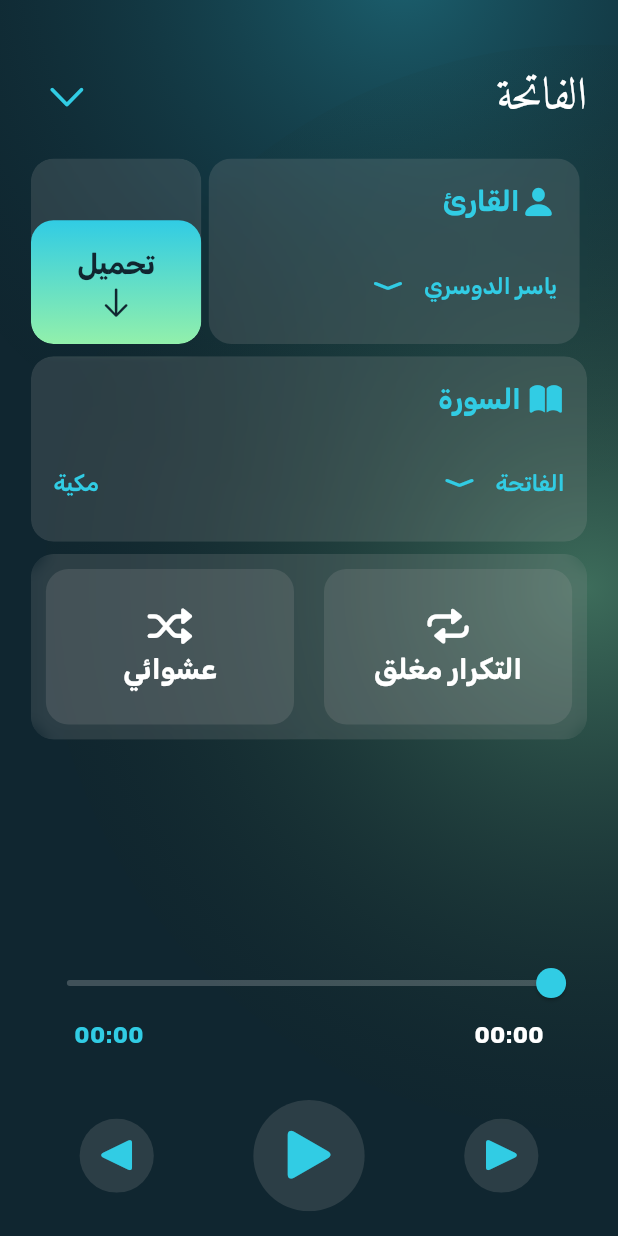
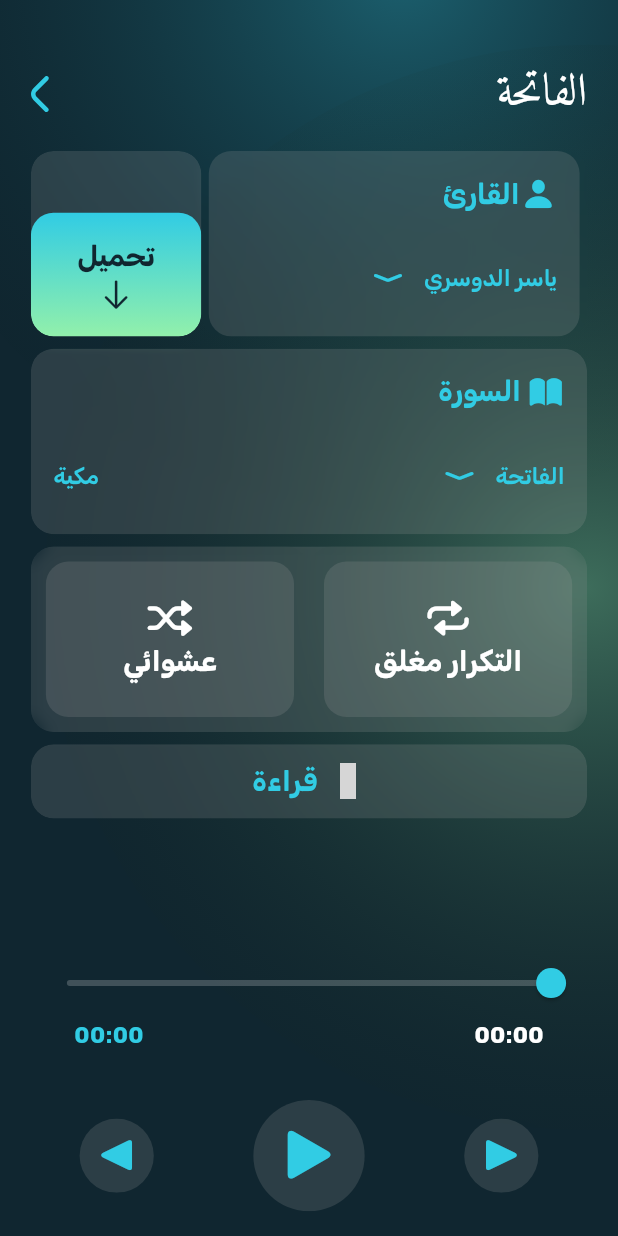
Before and after one commit to M03een/moben, a Flutter app: the BottomNavBar screen opened by its route, after a tap on an icon or button, on a phone screen of 412 x 824 dp. Run offline on Flutter 3.47's test engine with Material 3 defaults, Android fonts, the phone set to English and light mode, and no system bars; our stand-ins replace flutter_svg, get, hugeicons, internet_connection_checker_plus, just_audio, just_audio_background and 4 more; missing offline and left inert: flutter_qiblah, mesh; accounts and stored records are empty; grey boxes are pictures that could not be loaded.

Commit message:
init reading feature

```diff
--- a/lib/view/play_view/widgets/play_view_appbar.dart
+++ b/lib/view/play_view/widgets/play_view_appbar.dart
@@ -1,14 +1,20 @@
 import 'package:flutter/cupertino.dart';
 import 'package:flutter/material.dart';
 import 'package:get/get.dart';
+import 'package:hugeicons/hugeicons.dart';
+import 'package:moben/core/utils/size_config.dart';
+import 'package:moben/core/utils/widgets/custom_icon.dart';
+import 'package:moben/core/utils/widgets/glass_container.dart';
 
 import '../../../core/utils/colors.dart';
 import '../../../core/utils/styles.dart';
 
 class PlayViewAppbar extends StatelessWidget {
   const PlayViewAppbar({
-    super.key, required this.surahName,
+    super.key,
+    required this.surahName,
   });
+
   final String surahName;
 
   @override
@@ -16,21 +22,14 @@ class PlayViewAppbar extends StatelessWidget {
     return Row(
       mainAxisAlignment: MainAxisAlignment.spaceBetween,
       children: [
-         Text(
+        Text(
           surahName,
           style: AppStyles.quranTextStyle30,
         ),
-        IconButton(
-          onPressed: () {
-            Get.back(
-
-            );
-          },
-          icon: const Icon(
-            CupertinoIcons.chevron_down,
-            size: 30,
-            color: AppColors.accentColor,
-          ),
+        SvgIconButton(
+          onTap: () { Get.back();},
+          icon: 'left_arrow.svg',
+          color: AppColors.accentColor,
         ),
       ],
     );
--- a/lib/view/play_view/widgets/play_view_body.dart
+++ b/lib/view/play_view/widgets/play_view_body.dart
@@ -5,6 +5,7 @@ import 'package:moben/core/utils/widgets/snack_bars.dart';
 
 import 'package:moben/view/play_view/widgets/play_view_appbar.dart';
 import 'package:moben/view/play_view/widgets/reader_and_download_widget.dart';
+import 'package:moben/view/play_view/widgets/reading_button.dart';
 import 'package:moben/view/play_view/widgets/surah_widget.dart';
 
 import '../../../controller/audio_palylist_controller.dart';
@@ -37,7 +38,6 @@ class PlayViewBody extends StatelessWidget {
           ),
           (screenHeight(context) * 0.02).sh,
           ReaderAndDownloadWidget(
-
             downloadOnTap: () {
               MobenSnackBars().nextUpdateSnackBar();
             },
@@ -52,6 +52,8 @@ class PlayViewBody extends StatelessWidget {
           ),
           (screenHeight(context) * 0.01).sh,
           AutoPlay(),
+          (screenHeight(context) * 0.01).sh,
+          const ReadingButton(),
           const Spacer(),
           AudioTimeLine(
             onChanged: (value) {
@@ -65,6 +67,7 @@ class PlayViewBody extends StatelessWidget {
             playedDuration: HelperFunctions()
                 .formatDuration(audioPlaylistController.position.value),
           ),
+
           (screenHeight(context) * 0.04).sh,
           AudioControllerWidget(
             isPaused: audioPlaylistController.isPlay.value,
--- /dev/null
+++ b/lib/view/play_view/widgets/reading_button.dart
@@ -0,0 +1,34 @@
+import 'package:flutter/material.dart';
+import 'package:hugeicons/hugeicons.dart';
+
+import '../../../core/utils/colors.dart';
+import '../../../core/utils/size_config.dart';
+import '../../../core/utils/styles.dart';
+import '../../../core/utils/widgets/glass_container.dart';
+
+class ReadingButton extends StatelessWidget {
+  const ReadingButton({super.key});
+
+  @override
+  Widget build(BuildContext context) {
+    return GlassContainer(
+      height: screenHeight(context) * 0.06,
+      width: double.infinity,
+      child: Row(
+        mainAxisAlignment: MainAxisAlignment.center,
+        children: [
+          const HugeIcon(
+            icon: HugeIcons.strokeRoundedBook01,
+            color: AppColors.accentColor,
+            size: 24.0,
+          ),
+          (screenHeight(context) * 0.01).sw,
+          Text(
+            'قراءة',
+            style: AppStyles.textStyle19.copyWith(color: AppColors.accentColor),
+          ),
+        ],
+      ),
+    );
+  }
+}
--- a/lib/view/quran_audio_view/widgets/custom_bottom_nav_bar.dart
+++ b/lib/view/quran_audio_view/widgets/custom_bottom_nav_bar.dart
@@ -88,7 +88,7 @@ class CustomBottomNavBar extends StatelessWidget {
               mainAxisAlignment: MainAxisAlignment.spaceBetween,
               children: [
                 CustomIcon(
-                  icon: 'waveform.svg',
+                  icon: 'book-quran.svg',
                   onTap: () {
                     controller.updateCurrentIndex(0);
                   },
@@ -128,7 +128,7 @@ class CustomBottomNavBar extends StatelessWidget {
                       : AppColors.whiteColor.withOpacity(0.2),
                 ),
                 CustomIcon(
-                  icon: 'person-praying.svg',
+                  icon: 'prayer-rug-02-stroke-rounded.svg',
                   onTap: () {
                     controller.updateCurrentIndex(4);
                   },
```
Also changed, not shown: lib/view/reading_view/reading_view.dart (added, +13 -0 lines), lib/view/reading_view/reading_view_body.dart (added, +10 -0 lines), assets/icons/svg_icons/book-quran.svg (added), assets/icons/svg_icons/folder-download.svg (deleted), assets/icons/svg_icons/person-praying.svg (deleted), assets/icons/svg_icons/prayer-rug-02-stroke-rounded.svg (added), assets/icons/svg_icons/praying-hands.svg (deleted).
